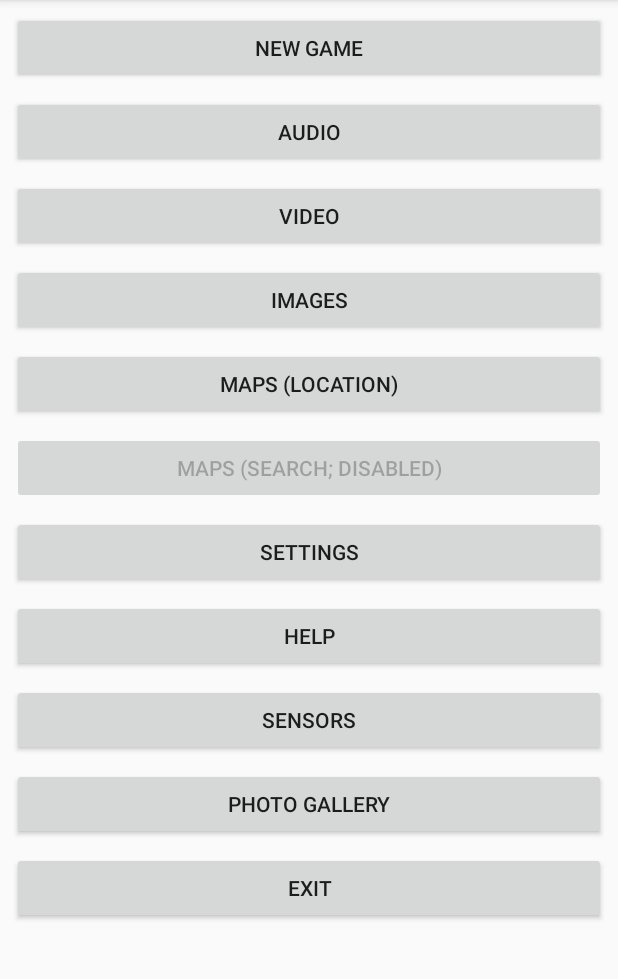
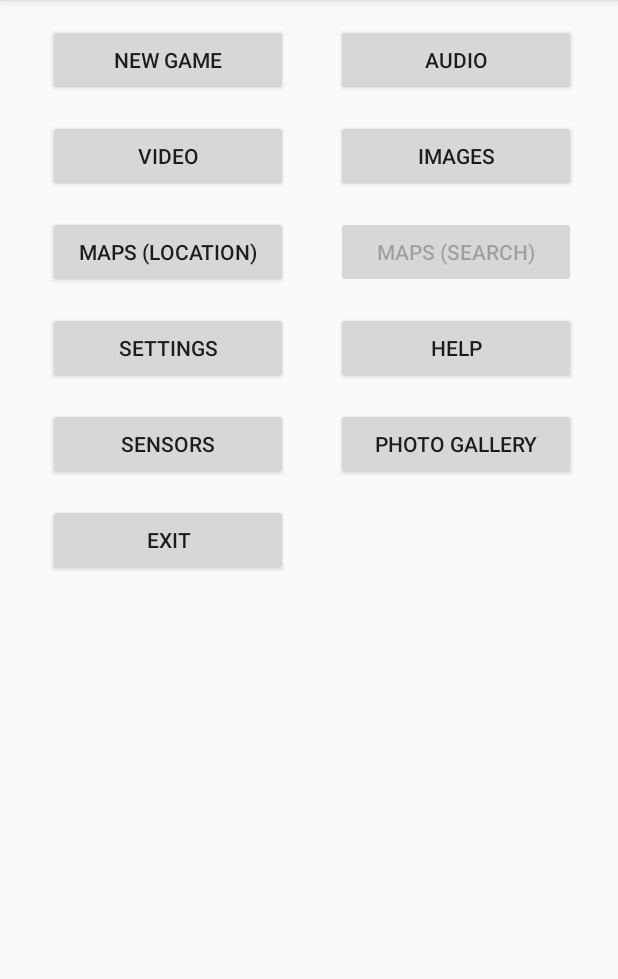
Before and after one commit to acchampion/TicTacToeNew, an Android app: the GameOptionsFragment screen opened directly, with no data from a screen before it, on a phone screen of 412 x 824 dp, the part 84-1063 px from its top. Run offline under Robolectric (Android 15) with nearby library versions, the phone set to English and light mode, and no system bars; our stand-ins replace Timber.

Commit message:
Numerous UI, accessibility enhancements

```diff
--- a/app/build.gradle
+++ b/app/build.gradle
@@ -1,5 +1,5 @@
 plugins {
-	id 'com.android.application' version '8.4.1'
+	id 'com.android.application' version '8.5.0'
 }
 
 android {
--- a/app/src/main/res/layout-land/fragment_game_options.xml
+++ b/app/src/main/res/layout-land/fragment_game_options.xml
@@ -17,6 +17,7 @@
         android:layout_marginTop="16dp"
         android:layout_marginEnd="32dp"
         android:text="@string/new_game"
+        app:layout_constraintWidth_max="300dp"
         app:layout_constraintEnd_toStartOf="@+id/buttonAudio"
         app:layout_constraintStart_toStartOf="parent"
         app:layout_constraintTop_toTopOf="parent" />
@@ -25,10 +26,11 @@
         android:id="@+id/buttonAudio"
         android:layout_width="0dp"
         android:layout_height="wrap_content"
-        android:layout_marginStart="32dp"
+        android:layout_marginStart="24dp"
         android:layout_marginTop="16dp"
         android:layout_marginEnd="32dp"
         android:text="@string/audio"
+        app:layout_constraintWidth_max="300dp"
         app:layout_constraintEnd_toStartOf="@+id/buttonVideo"
         app:layout_constraintStart_toEndOf="@+id/buttonNewGame"
         app:layout_constraintTop_toTopOf="parent" />
@@ -40,6 +42,7 @@
         android:layout_marginTop="16dp"
         android:layout_marginEnd="16dp"
         android:text="@string/video"
+        app:layout_constraintWidth_max="300dp"
         app:layout_constraintEnd_toEndOf="parent"
         app:layout_constraintStart_toEndOf="@+id/buttonAudio"
         app:layout_constraintTop_toTopOf="parent" />
@@ -52,6 +55,7 @@
         android:layout_marginTop="20dp"
         android:layout_marginEnd="32dp"
         android:text="@string/images"
+        app:layout_constraintWidth_max="300dp"
         app:layout_constraintEnd_toStartOf="@+id/buttonMapsLocation"
         app:layout_constraintStart_toStartOf="parent"
         app:layout_constraintTop_toBottomOf="@+id/buttonNewGame" />
@@ -63,6 +67,7 @@
         android:layout_marginTop="20dp"
         android:layout_marginEnd="32dp"
         android:text="@string/maps_location"
+        app:layout_constraintWidth_max="300dp"
         app:layout_constraintEnd_toStartOf="@+id/buttonMapsSearch"
         app:layout_constraintStart_toEndOf="@+id/buttonImages"
         app:layout_constraintTop_toBottomOf="@+id/buttonAudio" />
@@ -74,6 +79,7 @@
         android:layout_marginTop="20dp"
         android:layout_marginEnd="16dp"
         android:text="@string/maps_search"
+        app:layout_constraintWidth_max="300dp"
         app:layout_constraintEnd_toEndOf="parent"
         app:layout_constraintStart_toEndOf="@+id/buttonMapsLocation"
         app:layout_constraintTop_toBottomOf="@+id/buttonVideo" />
@@ -86,6 +92,7 @@
         android:layout_marginTop="20dp"
         android:layout_marginEnd="32dp"
         android:text="@string/settings"
+        app:layout_constraintWidth_max="300dp"
         app:layout_constraintEnd_toStartOf="@+id/buttonHelp"
         app:layout_constraintStart_toStartOf="parent"
         app:layout_constraintTop_toBottomOf="@+id/buttonImages" />
@@ -97,6 +104,7 @@
         android:layout_marginTop="20dp"
         android:layout_marginEnd="32dp"
         android:text="@string/help"
+        app:layout_constraintWidth_max="300dp"
         app:layout_constraintEnd_toStartOf="@+id/buttonSensors"
         app:layout_constraintStart_toEndOf="@+id/buttonSettings"
         app:layout_constraintTop_toBottomOf="@+id/buttonMapsLocation" />
@@ -108,6 +116,7 @@
         android:layout_marginTop="20dp"
         android:layout_marginEnd="16dp"
         android:text="@string/sensors"
+        app:layout_constraintWidth_max="300dp"
         app:layout_constraintEnd_toEndOf="parent"
         app:layout_constraintStart_toEndOf="@+id/buttonHelp"
         app:layout_constraintTop_toBottomOf="@+id/buttonMapsSearch" />
@@ -120,6 +129,7 @@
         android:layout_marginTop="20dp"
         android:layout_marginEnd="32dp"
         android:text="@string/photo_gallery"
+        app:layout_constraintWidth_max="300dp"
         app:layout_constraintEnd_toStartOf="@+id/buttonExit"
         app:layout_constraintStart_toStartOf="parent"
         app:layout_constraintTop_toBottomOf="@+id/buttonSettings" />
@@ -131,8 +141,20 @@
         android:layout_marginTop="20dp"
         android:layout_marginEnd="32dp"
         android:text="@string/exit"
-        app:layout_constraintEnd_toEndOf="parent"
+        app:layout_constraintWidth_max="300dp"
+        app:layout_constraintEnd_toStartOf="@id/spacer"
         app:layout_constraintStart_toEndOf="@+id/buttonPhotoGallery"
         app:layout_constraintTop_toBottomOf="@+id/buttonHelp" />
 
+    <Space
+        android:id="@+id/spacer"
+        android:layout_width="0dp"
+        android:layout_height="wrap_content"
+        android:layout_marginTop="20dp"
+        android:layout_marginEnd="32dp"
+        app:layout_constraintWidth_max="300dp"
+        app:layout_constraintStart_toEndOf="@id/buttonExit"
+        app:layout_constraintEnd_toEndOf="parent"
+        app:layout_constraintTop_toBottomOf="@+id/buttonSensors"/>
+
 </androidx.constraintlayout.widget.ConstraintLayout>
--- a/app/src/main/res/layout-land/fragment_game_session.xml
+++ b/app/src/main/res/layout-land/fragment_game_session.xml
@@ -10,12 +10,12 @@
 		android:id="@+id/board"
 		android:layout_width="0dp"
 		android:layout_height="0dp"
+		android:layout_marginStart="16dp"
 		android:layout_marginTop="16dp"
-		android:layout_marginStart="16dp"
 		android:layout_marginEnd="16dp"
 		android:layout_marginBottom="16dp"
+		app:layout_constraintBottom_toBottomOf="parent"
 		app:layout_constraintDimensionRatio="1:1"
-		app:layout_constraintBottom_toBottomOf="parent"
 		app:layout_constraintEnd_toStartOf="@+id/gameInfo"
 		app:layout_constraintStart_toStartOf="parent"
 		app:layout_constraintTop_toTopOf="parent" />
@@ -25,8 +25,8 @@
 		android:id="@+id/gameInfo"
 		android:layout_width="0dp"
 		android:layout_height="wrap_content"
+		android:layout_marginStart="16dp"
 		android:layout_marginTop="16dp"
-		android:layout_marginStart="16dp"
 		android:layout_marginEnd="16dp"
 		android:layout_marginBottom="16dp"
 		android:gravity="center_vertical"
--- a/app/src/main/res/layout/fragment_game_options.xml
+++ b/app/src/main/res/layout/fragment_game_options.xml
@@ -10,101 +10,102 @@
         android:layout_height="wrap_content"
         android:layout_width="match_parent"
         android:layout_gravity="center">
-        <LinearLayout
-            android:orientation="vertical"
-            android:layout_height="wrap_content"
-            android:layout_width="match_parent"
-            android:layout_gravity="top"
-            android:layout_marginTop="8dp">
+        <GridLayout
+			android:layout_width="match_parent"
+			android:layout_height="wrap_content"
+			android:columnCount="2"
+			android:layout_margin="16dp">
 
             <Button
                 android:id="@+id/buttonNewGame"
                 android:text="@string/new_game"
-                android:layout_width="match_parent"
+                android:layout_width="160dp"
                 android:layout_height="wrap_content"
-                android:layout_marginLeft="8dp"
-                android:layout_marginRight="8dp"
-                android:layout_marginBottom="8dp"/>
+                android:layout_marginStart="16dp"
+                android:layout_marginEnd="16dp"
+                android:layout_marginBottom="16dp"/>
             <Button
                 android:id="@+id/buttonAudio"
                 android:text="@string/audio"
-                android:layout_width="match_parent"
+                android:layout_width="160dp"
                 android:layout_height="wrap_content"
-                android:layout_marginLeft="8dp"
-                android:layout_marginRight="8dp"
-                android:layout_marginBottom="8dp" />
+                android:layout_marginStart="16dp"
+                android:layout_marginEnd="16dp"
+                android:layout_marginBottom="16dp" />
             <Button
                 android:id="@+id/buttonVideo"
                 android:text="@string/video"
-                android:layout_width="match_parent"
+                android:layout_width="160dp"
                 android:layout_height="wrap_content"
-                android:layout_marginRight="8dp"
-                android:layout_marginLeft="8dp"
-                android:layout_marginBottom="8dp" />
+                android:layout_marginEnd="16dp"
+                android:layout_marginStart="16dp"
+                android:layout_marginBottom="16dp" />
             <Button
                 android:id="@+id/buttonImages"
                 android:text="@string/images"
-                android:layout_width="match_parent"
+                android:layout_width="160dp"
                 android:layout_height="wrap_content"
-                android:layout_marginLeft="8dp"
-                android:layout_marginRight="8dp"
-                android:layout_marginBottom="8dp" />
+                android:layout_marginStart="16dp"
+                android:layout_marginEnd="16dp"
+                android:layout_marginBottom="16dp" />
             <Button
                 android:id="@+id/buttonMapsLocation"
                 android:text="@string/maps_location"
-                android:layout_width="match_parent"
+                android:layout_width="160dp"
                 android:layout_height="wrap_content"
-                android:layout_marginLeft="8dp"
-                android:layout_marginRight="8dp"
-                android:layout_marginBottom="8dp" />
+                android:layout_marginStart="16dp"
+                android:layout_marginEnd="16dp"
+                android:layout_marginBottom="16dp" />
+
 			<Button
 				android:id="@+id/buttonMapsSearch"
 				android:text="@string/maps_search"
-				android:layout_width="match_parent"
+				android:enabled="false"
+				android:layout_width="160dp"
 				android:layout_height="wrap_content"
-				android:layout_marginLeft="8dp"
-				android:layout_marginRight="8dp"
-				android:layout_marginBottom="8dp" />
+				android:layout_marginStart="16dp"
+				android:layout_marginEnd="16dp"
+				android:layout_marginBottom="16dp" />
             <Button
                 android:id="@+id/buttonSettings"
                 android:text="@string/settings"
-                android:layout_width="match_parent"
+                android:layout_width="160dp"
                 android:layout_height="wrap_content"
-                android:layout_marginLeft="8dp"
-                android:layout_marginRight="8dp"
-                android:layout_marginBottom="8dp" />
+                android:layout_marginStart="16dp"
+                android:layout_marginEnd="16dp"
+                android:layout_marginBottom="16dp" />
             <Button
                 android:id="@+id/buttonHelp"
                 android:text="@string/help"
-                android:layout_width="match_parent"
+                android:layout_width="160dp"
                 android:layout_height="wrap_content"
-                android:layout_marginLeft="8dp"
-                android:layout_marginRight="8dp"
-                android:layout_marginBottom="8dp" />
+                android:layout_marginStart="16dp"
+                android:layout_marginEnd="16dp"
+                android:layout_marginBottom="16dp" />
             <Button
                 android:id="@+id/buttonSensors"
                 android:text="@string/sensors"
-                android:layout_width="match_parent"
+                android:layout_width="160dp"
                 android:layout_height="wrap_content"
-                android:layout_marginLeft="8dp"
-                android:layout_marginRight="8dp"
-                android:layout_marginBottom="8dp" />
+                android:layout_marginStart="16dp"
+                android:layout_marginEnd="16dp"
+                android:layout_marginBottom="16dp" />
 			<Button
 				android:id="@+id/buttonPhotoGallery"
 				android:text="@string/photo_gallery"
-				android:layout_width="match_parent"
+				android:layout_width="160dp"
 				android:layout_height="wrap_content"
-				android:layout_marginLeft="8dp"
-				android:layout_marginRight="8dp"
-				android:layout_marginBottom="8dp" />
+				android:layout_marginStart="16dp"
+				android:layout_marginEnd="16dp"
+				android:layout_marginBottom="16dp" />
             <Button
                 android:id="@+id/buttonExit"
                 android:text="@string/exit"
-                android:layout_width="match_parent"
+                android:layout_width="160dp"
                 android:layout_height="wrap_content"
-                android:layout_marginLeft="8dp"
-                android:layout_marginRight="8dp"
-                android:layout_marginBottom="8dp" />
-        </LinearLayout>
+                android:layout_marginStart="16dp"
+                android:layout_marginEnd="16dp"
+                android:layout_marginBottom="16dp" />
+		</GridLayout>
     </ScrollView>
 </LinearLayout>
--- a/app/src/main/res/layout/fragment_help_webview.xml
+++ b/app/src/main/res/layout/fragment_help_webview.xml
@@ -14,9 +14,9 @@
     <WebView
         android:id="@+id/helpwithwebview"
         android:layout_width="match_parent"
-        android:layout_height="match_parent"
+        android:layout_height="0dp"
         android:layout_weight="1.0"
-        android:layout_margin="8dp"
+        android:layout_margin="16dp"
         />
 
 </LinearLayout>
--- a/app/src/main/res/values/strings.xml
+++ b/app/src/main/res/values/strings.xml
@@ -96,7 +96,7 @@
     <string name="image_from_flickr">Image from Flickr</string>
     <string name="show_location">Show Current Location</string>
     <string name="maps_location">Maps (Location)</string>
-	<string name="maps_search">Maps (Search; Disabled)</string>
+	<string name="maps_search">Maps (Search)</string>
 
 	<string name="address_autofill_query_hint">Enter the address here...</string>
 	<string name="address_autofill_address_city_hint">City</string>
--- a/settings.gradle
+++ b/settings.gradle
@@ -40,6 +40,5 @@ buildCache {
 	local {
 		enabled = true
 		directory = new File(rootDir, 'build-cache')
-		removeUnusedEntriesAfterDays = 7
 	}
 }
```
Also changed, not shown: app/src/main/java/com/wiley/fordummies/androidsdk/tictactoe/Game.java (+51 -45 lines), app/src/main/java/com/wiley/fordummies/androidsdk/tictactoe/ui/fragment/AccountFragment.java (+6 -7 lines), app/src/main/java/com/wiley/fordummies/androidsdk/tictactoe/ui/fragment/ImagesFragment.java (+12 -6 lines), app/src/main/res/layout-land/fragment_account.xml (+39 -26 lines), app/src/main/res/layout-land/fragment_login.xml (+22 -11 lines), app/src/main/res/layout/fragment_account.xml (+17 -11 lines), app/src/main/res/layout/fragment_audio.xml (+4 -4 lines), app/src/main/res/layout/fragment_game_session.xml (+4 -3 lines), app/src/main/res/layout/fragment_help.xml (+17 -19 lines), app/src/main/res/layout/fragment_images.xml (+10 -10 lines), app/src/main/res/layout/fragment_login.xml (+13 -5 lines), app/src/main/res/layout/fragment_video.xml (+5 -5 lines), build.gradle (+14 -14 lines), gradle/wrapper/gradle-wrapper.properties.
